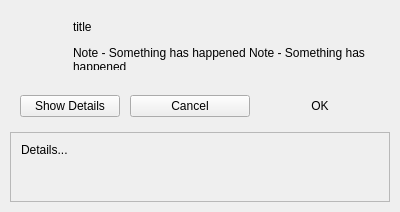
This is BlockSettleUILib/BSMessageBox.ui in BlockSettle/terminal as Qt 5 draws it before an edit. The edited form follows.
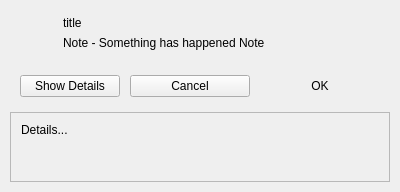
This is the edited form. Icons and pictures are not drawn.

Commit message: bs_dev merge

```diff
--- a/BlockSettleUILib/BSMessageBox.ui
+++ b/BlockSettleUILib/BSMessageBox.ui
@@ -7,11 +7,11 @@
     <x>0</x>
     <y>0</y>
     <width>400</width>
-    <height>212</height>
+    <height>192</height>
    </rect>
   </property>
   <property name="sizePolicy">
-   <sizepolicy hsizetype="Preferred" vsizetype="Preferred">
+   <sizepolicy hsizetype="Preferred" vsizetype="Minimum">
     <horstretch>0</horstretch>
     <verstretch>0</verstretch>
    </sizepolicy>
@@ -22,6 +22,12 @@
     <height>0</height>
    </size>
   </property>
+  <property name="maximumSize">
+   <size>
+    <width>400</width>
+    <height>16777215</height>
+   </size>
+  </property>
   <property name="windowTitle">
    <string>Info</string>
   </property>
@@ -47,36 +53,81 @@
    <item>
     <widget class="QWidget" name="verticalWidget" native="true">
      <property name="sizePolicy">
-      <sizepolicy hsizetype="Preferred" vsizetype="Preferred">
+      <sizepolicy hsizetype="Preferred" vsizetype="Minimum">
        <horstretch>0</horstretch>
        <verstretch>0</verstretch>
       </sizepolicy>
      </property>
-     <property name="minimumSize">
-      <size>
-       <width>0</width>
-       <height>0</height>
-      </size>
-     </property>
-     <layout class="QHBoxLayout" name="horizontalLayout_2" stretch="1,8">
+     <layout class="QGridLayout" name="gridLayout">
+      <item row="0" column="1" rowspan="2">
+       <widget class="QWidget" name="widget_2" native="true">
+        <property name="sizePolicy">
+         <sizepolicy hsizetype="Preferred" vsizetype="Minimum">
+          <horstretch>0</horstretch>
+          <verstretch>0</verstretch>
+         </sizepolicy>
+        </property>
+        <layout class="QVBoxLayout" name="verticalLayout_2">
       <property name="spacing">
-       <number>10</number>
+          <number>5</number>
       </property>
       <property name="leftMargin">
-       <number>20</number>
+          <number>5</number>
       </property>
       <property name="topMargin">
-       <number>20</number>
+          <number>5</number>
       </property>
       <property name="rightMargin">
-       <number>20</number>
+          <number>5</number>
       </property>
       <property name="bottomMargin">
-       <number>20</number>
+          <number>5</number>
       </property>
       <item>
-       <layout class="QVBoxLayout" name="verticalLayout_6">
+          <widget class="QLabel" name="labelTitle">
+           <property name="text">
+            <string>title</string>
+           </property>
+           <property name="wordWrap">
+            <bool>true</bool>
+           </property>
+          </widget>
+         </item>
         <item>
+          <widget class="QLabel" name="labelText">
+           <property name="sizePolicy">
+            <sizepolicy hsizetype="Preferred" vsizetype="Minimum">
+             <horstretch>0</horstretch>
+             <verstretch>0</verstretch>
+            </sizepolicy>
+           </property>
+           <property name="minimumSize">
+            <size>
+             <width>303</width>
+             <height>0</height>
+            </size>
+           </property>
+           <property name="text">
+            <string>Note - Something has happened Note</string>
+           </property>
+           <property name="textFormat">
+            <enum>Qt::AutoText</enum>
+           </property>
+           <property name="alignment">
+            <set>Qt::AlignLeading|Qt::AlignLeft|Qt::AlignTop</set>
+           </property>
+           <property name="wordWrap">
+            <bool>true</bool>
+           </property>
+           <property name="openExternalLinks">
+            <bool>true</bool>
+           </property>
+          </widget>
+         </item>
+        </layout>
+       </widget>
+      </item>
+      <item row="0" column="0">
          <widget class="QLabel" name="labelIcon">
           <property name="minimumSize">
            <size>
@@ -104,83 +155,24 @@
           </property>
          </widget>
         </item>
+     </layout>
+    </widget>
+   </item>
         <item>
          <spacer name="verticalSpacer">
           <property name="orientation">
            <enum>Qt::Vertical</enum>
           </property>
+     <property name="sizeType">
+      <enum>QSizePolicy::Expanding</enum>
+     </property>
           <property name="sizeHint" stdset="0">
            <size>
             <width>20</width>
-            <height>40</height>
-           </size>
-          </property>
-         </spacer>
-        </item>
-       </layout>
-      </item>
-      <item>
-       <layout class="QVBoxLayout" name="textLayout" stretch="1,5">
-        <property name="spacing">
-         <number>12</number>
-        </property>
-        <item>
-         <widget class="QLabel" name="labelTitle">
-          <property name="text">
-           <string>title</string>
-          </property>
-          <property name="wordWrap">
-           <bool>true</bool>
-          </property>
-          <property name="textInteractionFlags">
-           <set>Qt::LinksAccessibleByMouse|Qt::TextSelectableByKeyboard|Qt::TextSelectableByMouse</set>
-          </property>
-         </widget>
-        </item>
-        <item>
-         <widget class="QLabel" name="labelText">
-          <property name="sizePolicy">
-           <sizepolicy hsizetype="Preferred" vsizetype="Expanding">
-            <horstretch>0</horstretch>
-            <verstretch>0</verstretch>
-           </sizepolicy>
-          </property>
-          <property name="minimumSize">
-           <size>
-            <width>303</width>
             <height>0</height>
            </size>
           </property>
-          <property name="maximumSize">
-           <size>
-            <width>16777215</width>
-            <height>16777215</height>
-           </size>
-          </property>
-          <property name="text">
-           <string>Note - Something has happened Note - Something has happened</string>
-          </property>
-          <property name="textFormat">
-           <enum>Qt::AutoText</enum>
-          </property>
-          <property name="alignment">
-           <set>Qt::AlignLeading|Qt::AlignLeft|Qt::AlignTop</set>
-          </property>
-          <property name="wordWrap">
-           <bool>true</bool>
-          </property>
-          <property name="openExternalLinks">
-           <bool>true</bool>
-          </property>
-          <property name="textInteractionFlags">
-           <set>Qt::LinksAccessibleByMouse|Qt::TextSelectableByKeyboard|Qt::TextSelectableByMouse</set>
-          </property>
-         </widget>
-        </item>
-       </layout>
-      </item>
-     </layout>
-    </widget>
+    </spacer>
    </item>
    <item>
     <widget class="QWidget" name="widget" native="true">
@@ -312,7 +304,7 @@
    <item>
     <widget class="QWidget" name="verticalWidgetDetails" native="true">
      <property name="sizePolicy">
-      <sizepolicy hsizetype="Preferred" vsizetype="Preferred">
+      <sizepolicy hsizetype="Preferred" vsizetype="Minimum">
        <horstretch>0</horstretch>
        <verstretch>0</verstretch>
       </sizepolicy>
@@ -336,7 +328,7 @@
       <item>
        <widget class="QScrollArea" name="scrollAreaDetails">
         <property name="sizePolicy">
-         <sizepolicy hsizetype="Expanding" vsizetype="Preferred">
+         <sizepolicy hsizetype="Expanding" vsizetype="Minimum">
           <horstretch>0</horstretch>
           <verstretch>0</verstretch>
          </sizepolicy>
@@ -365,6 +357,12 @@
            <height>68</height>
           </rect>
          </property>
+         <property name="sizePolicy">
+          <sizepolicy hsizetype="Preferred" vsizetype="Minimum">
+           <horstretch>0</horstretch>
+           <verstretch>0</verstretch>
+          </sizepolicy>
+         </property>
          <property name="minimumSize">
           <size>
            <width>0</width>
@@ -396,7 +394,7 @@
           <item>
            <widget class="QLabel" name="labelDetails">
             <property name="sizePolicy">
-             <sizepolicy hsizetype="Preferred" vsizetype="Expanding">
+             <sizepolicy hsizetype="Preferred" vsizetype="Minimum">
               <horstretch>0</horstretch>
               <verstretch>0</verstretch>
              </sizepolicy>
```
Left out of the diff: 3 changed lines with no effect on the pictures. Lines whose indentation alone changed are shown as unchanged.
